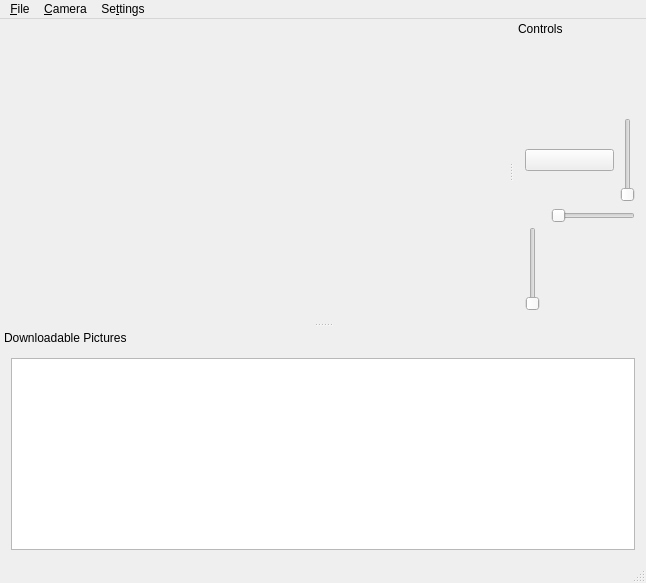
Qt form client-qt/RepatriatorClient/MainWindow.ui (thejoshwolfe/repatriator) before a commit.
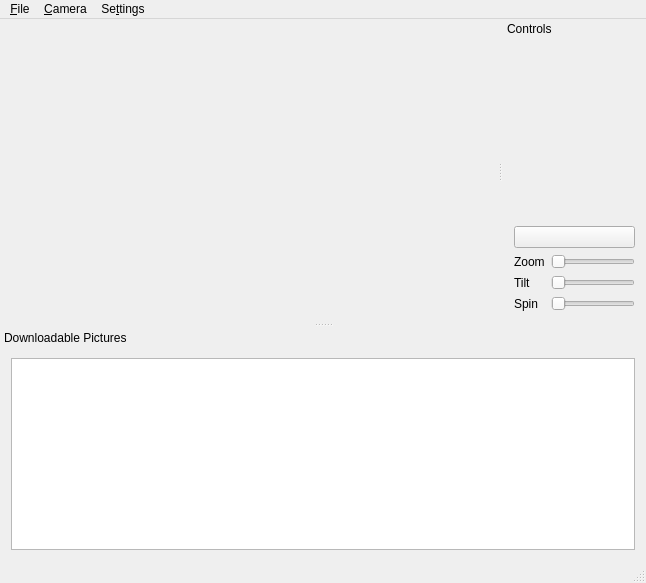
The same form after that commit. Icons and pictures are not drawn. Custom widgets are drawn as their Qt base class.

Commit message: reformatting ui. all sliders are horizontal

The edit to the form file:
```diff
--- a/client-qt/RepatriatorClient/MainWindow.ui
+++ b/client-qt/RepatriatorClient/MainWindow.ui
@@ -68,70 +68,57 @@
          </property>
         </widget>
        </item>
-       <item>
+      </layout>
+     </item>
+     <item>
+      <layout class="QGridLayout" name="gridLayout">
+       <item row="2" column="1">
         <widget class="ShadowSlider" name="liftSliderZ">
          <property name="sizePolicy">
-          <sizepolicy hsizetype="Fixed" vsizetype="Expanding">
+          <sizepolicy hsizetype="Expanding" vsizetype="Fixed">
            <horstretch>0</horstretch>
-           <verstretch>1</verstretch>
+           <verstretch>0</verstretch>
           </sizepolicy>
          </property>
          <property name="orientation">
-          <enum>Qt::Vertical</enum>
+          <enum>Qt::Horizontal</enum>
          </property>
         </widget>
        </item>
-      </layout>
-     </item>
-     <item>
-      <layout class="QHBoxLayout" name="horizontalLayout_3">
-       <item>
-        <layout class="QVBoxLayout" name="verticalLayout_2">
-         <item>
-          <spacer name="orbitVerticalSpacer">
-           <property name="orientation">
-            <enum>Qt::Vertical</enum>
-           </property>
-           <property name="sizeType">
-            <enum>QSizePolicy::Fixed</enum>
-           </property>
-           <property name="sizeHint" stdset="0">
-            <size>
-             <width>20</width>
-             <height>19</height>
-            </size>
-           </property>
-          </spacer>
-         </item>
-         <item>
-          <widget class="ShadowSlider" name="orbitSliderA">
-           <property name="orientation">
-            <enum>Qt::Vertical</enum>
-           </property>
-          </widget>
-         </item>
-        </layout>
+       <item row="2" column="0">
+        <widget class="QLabel" name="label_3">
+         <property name="text">
+          <string>Zoom</string>
+         </property>
+        </widget>
        </item>
-       <item>
-        <layout class="QVBoxLayout" name="verticalLayout">
-         <item>
-          <widget class="ShadowSlider" name="orbitSliderB">
-           <property name="orientation">
-            <enum>Qt::Horizontal</enum>
-           </property>
-          </widget>
-         </item>
-         <item>
-          <widget class="Rotate3DWidget" name="orbit3D" native="true">
-           <property name="sizePolicy">
-            <sizepolicy hsizetype="Expanding" vsizetype="Expanding">
-             <horstretch>0</horstretch>
-             <verstretch>0</verstretch>
-            </sizepolicy>
-           </property>
-          </widget>
-         </item>
-        </layout>
+       <item row="3" column="1">
+        <widget class="ShadowSlider" name="orbitSliderB">
+         <property name="orientation">
+          <enum>Qt::Horizontal</enum>
+         </property>
+        </widget>
+       </item>
+       <item row="3" column="0">
+        <widget class="QLabel" name="label">
+         <property name="text">
+          <string>Tilt</string>
+         </property>
+        </widget>
+       </item>
+       <item row="4" column="1">
+        <widget class="ShadowSlider" name="orbitSliderA">
+         <property name="orientation">
+          <enum>Qt::Horizontal</enum>
+         </property>
+        </widget>
+       </item>
+       <item row="4" column="0">
+        <widget class="QLabel" name="label_2">
+         <property name="text">
+          <string>Spin</string>
+         </property>
+        </widget>
        </item>
       </layout>
      </item>
@@ -312,12 +299,6 @@
    <header>ShadowMinimap.h</header>
    <container>1</container>
   </customwidget>
-  <customwidget>
-   <class>Rotate3DWidget</class>
-   <extends>QWidget</extends>
-   <header>Rotate3DWidget.h</header>
-   <container>1</container>
-  </customwidget>
   <customwidget>
    <class>ImageDisplayWidget</class>
    <extends>QWidget</extends>
```
Left out of the diff: 4 changed lines with no effect on the pictures. The commit also changes 1 other file.
